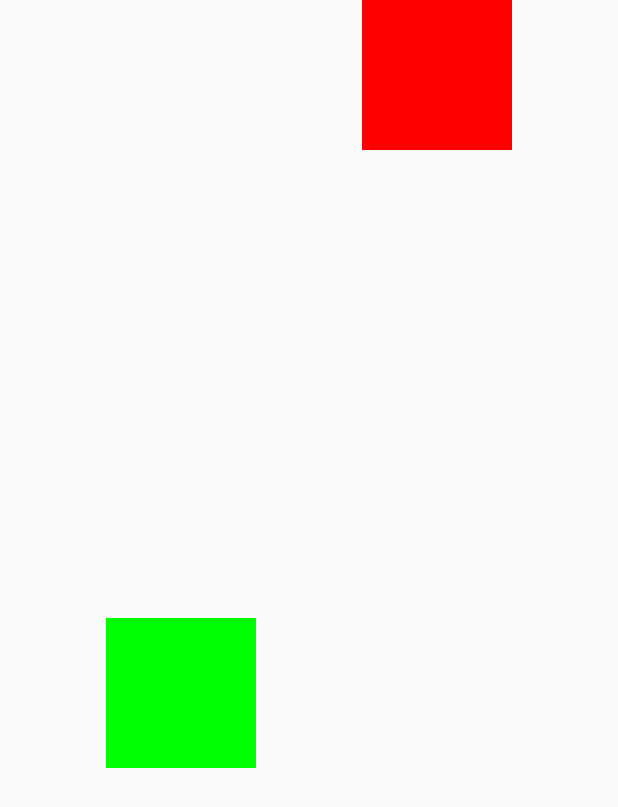
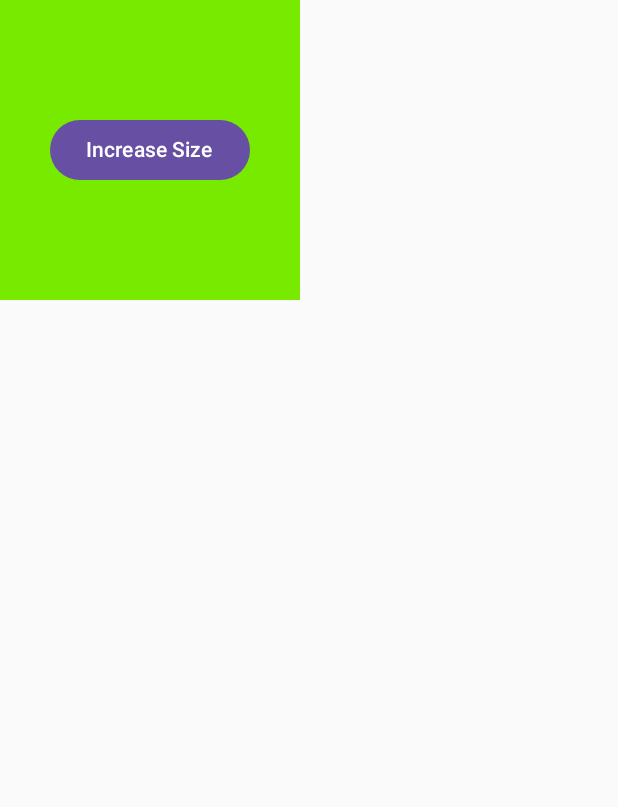
Before and after one commit to kadersuutlu/ComposeTutorial, an Android app built with Jetpack Compose: the screen it shows after launch (MainActivity), on a phone screen of 412 x 824 dp. Shown: the top 807 px of the screen. Run offline under Robolectric (Android 15) with nearby library versions, the phone set to English and light mode, and no system bars; our stand-ins replace constraintlayout-compose.

```diff
--- a/app/src/main/java/com/kader/composeapp/MainActivity.kt
+++ b/app/src/main/java/com/kader/composeapp/MainActivity.kt
@@ -3,9 +3,29 @@ package com.kader.composeapp
 import android.os.Bundle
 import androidx.activity.ComponentActivity
 import androidx.activity.compose.setContent
+import androidx.compose.animation.animateColor
+import androidx.compose.animation.core.FastOutLinearInEasing
+import androidx.compose.animation.core.LinearEasing
+import androidx.compose.animation.core.LinearOutSlowInEasing
+import androidx.compose.animation.core.RepeatMode
+import androidx.compose.animation.core.Spring
+import androidx.compose.animation.core.animateDpAsState
+import androidx.compose.animation.core.infiniteRepeatable
+import androidx.compose.animation.core.keyframes
+import androidx.compose.animation.core.rememberInfiniteTransition
+import androidx.compose.animation.core.spring
+import androidx.compose.animation.core.tween
 import androidx.compose.foundation.background
 import androidx.compose.foundation.layout.Box
 import androidx.compose.foundation.layout.fillMaxSize
+import androidx.compose.foundation.layout.size
+import androidx.compose.material3.Button
+import androidx.compose.material3.Text
+import androidx.compose.runtime.getValue
+import androidx.compose.runtime.mutableStateOf
+import androidx.compose.runtime.remember
+import androidx.compose.runtime.setValue
+import androidx.compose.ui.Alignment
 import androidx.compose.ui.Modifier
 import androidx.compose.ui.graphics.Color
 import androidx.compose.ui.layout.layoutId
@@ -18,36 +38,45 @@ class MainActivity : ComponentActivity() {
     override fun onCreate(savedInstanceState: Bundle?) {
         super.onCreate(savedInstanceState)
         setContent {
-            val constraints = ConstraintSet {
-                val greenBox = createRefFor("greenbox")
-                val redBox = createRefFor("redbox")
-                val guideline = createGuidelineFromTop(0.5f)
-
-                constrain(greenBox) {
-                    top.linkTo(guideline)
-                    start.linkTo(parent.start)
-                    width = Dimension.value(100.dp)
-                    height = Dimension.value(100.dp)
+            var sizeState by remember { mutableStateOf(200.dp) }
+            val size by animateDpAsState(
+                targetValue = sizeState,
+                /*tween(
+                    durationMillis = 3000,
+                    delayMillis = 300,
+                    easing = LinearOutSlowInEasing
+                )*/
+                /*spring(
+                    Spring.DampingRatioHighBouncy
+                )*/
+                /*keyframes {
+                    durationMillis = 5000
+                    sizeState at 0 with LinearEasing
+                    sizeState * 1.5f at 1000 with FastOutLinearInEasing
+                    sizeState * 2f at 5000
+                }*/
+                tween(
+                    durationMillis = 1000
+                )
+            )
+            val infiniteTransition = rememberInfiniteTransition()
+            val color by infiniteTransition.animateColor(
+                initialValue = Color.Red,
+                targetValue = Color.Green,
+                animationSpec = infiniteRepeatable(
+                    tween(durationMillis = 2000),
+                    repeatMode = RepeatMode.Reverse
+                )
+            )
+            Box(
+                modifier = Modifier
+                    .size(size)
+                    .background(color),
+                contentAlignment = Alignment.Center
+            ) {
+                Button(onClick = { sizeState += 50.dp }) {
+                    Text(text = "Increase Size")
                 }
-                constrain(redBox) {
-                    top.linkTo(parent.top)
-                    start.linkTo(greenBox.end)
-                    width = Dimension.value(100.dp)
-                    height = Dimension.value(100.dp)
-                }
-                createHorizontalChain(greenBox, redBox)
-            }
-            ConstraintLayout(constraints, modifier = Modifier.fillMaxSize()) {
-                Box(
-                    modifier = Modifier
-                        .background(Color.Green)
-                        .layoutId("greenbox")
-                )
-                Box(
-                    modifier = Modifier
-                        .background(Color.Red)
-                        .layoutId("redbox")
-                )
             }
         }
     }
```
